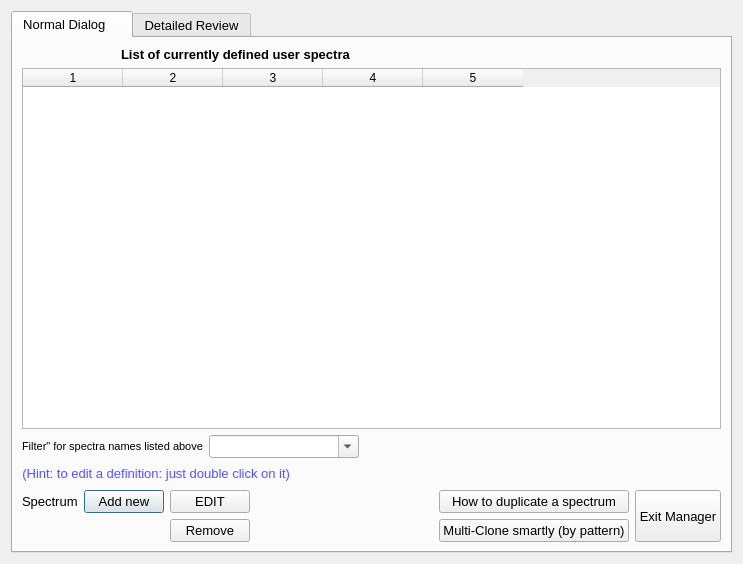
Old version of the form t4manager_user_spectra.ui in the repository jgrebosz/test-greware.
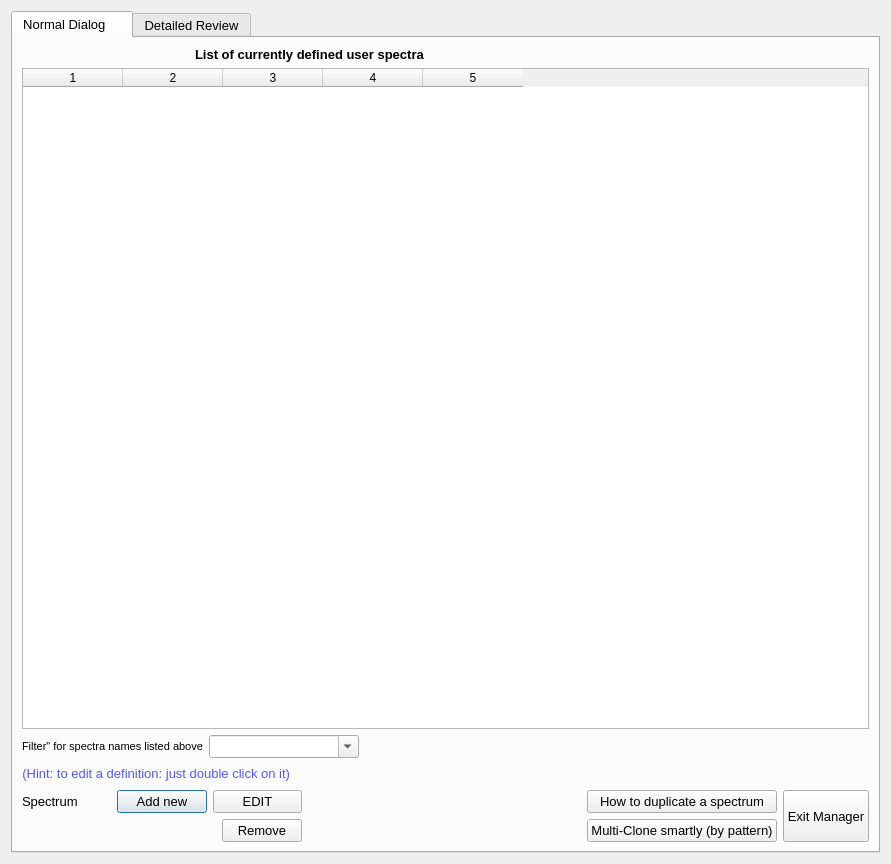
New version of the form. Icons and pictures are not drawn.

The edit to the form file:
```diff
--- a/t4manager_user_spectra.ui
+++ b/t4manager_user_spectra.ui
@@ -6,8 +6,8 @@
    <rect>
     <x>0</x>
     <y>0</y>
-    <width>743</width>
-    <height>564</height>
+    <width>891</width>
+    <height>864</height>
    </rect>
   </property>
   <property name="font">
```
